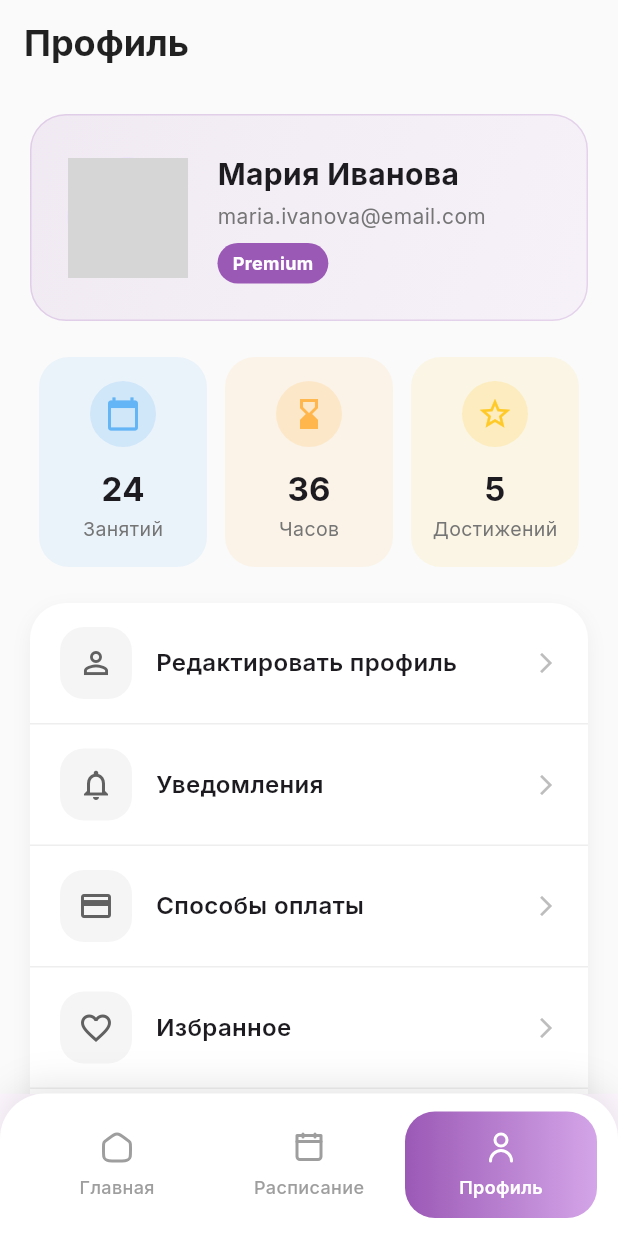
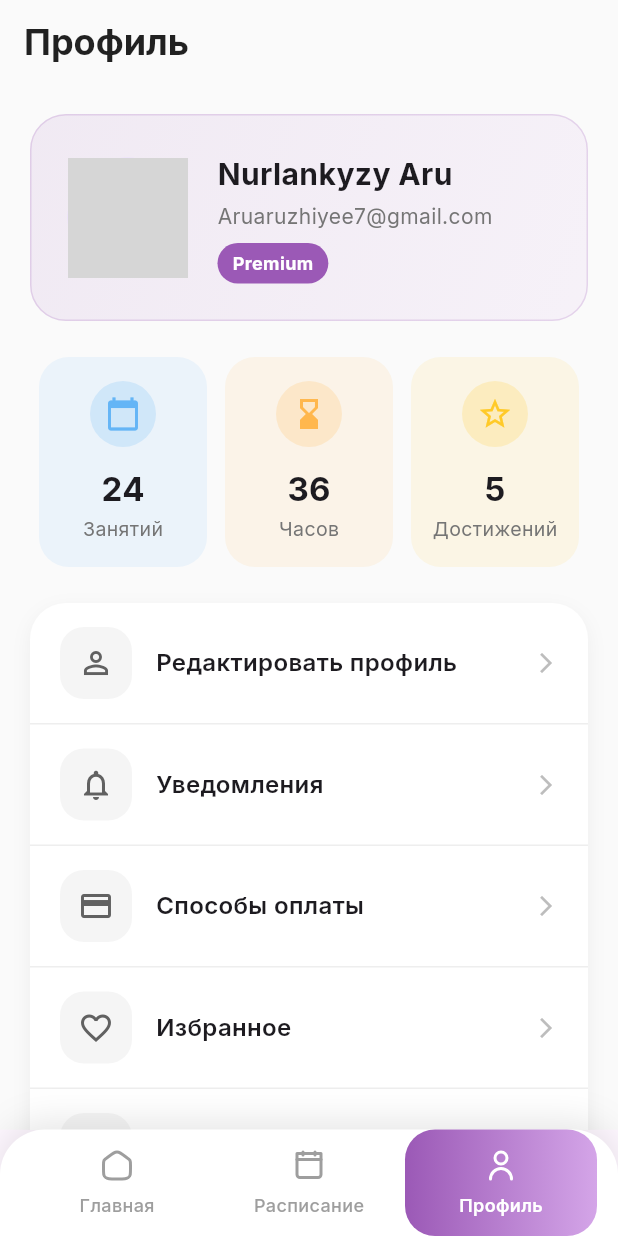
Before and after one commit to 111KartoFan111/aru_dance, a Flutter app: the HomeScreen screen opened directly, item 3 of the bottom bar chosen, on a phone screen of 412 x 824 dp. Run offline on Flutter 3.47's test engine with Material 3 defaults, Android fonts, the light colour scheme and no system bars; our stand-ins replace flutter_svg, google_fonts; network calls fail; grey boxes are pictures that could not be loaded.

Commit message:
В принципе все готово

```diff
--- a/lib/screens/edit_profile_screen.dart
+++ b/lib/screens/edit_profile_screen.dart
@@ -10,8 +10,8 @@ class EditProfileScreen extends StatefulWidget {
 
 class _EditProfileScreenState extends State<EditProfileScreen> {
   final _formKey = GlobalKey<FormState>();
-  final _nameController = TextEditingController(text: 'Мария Иванова');
-  final _emailController = TextEditingController(text: 'maria.ivanova@email.com');
+  final _nameController = TextEditingController(text: 'Nurlankyzy Aru');
+  final _emailController = TextEditingController(text: 'Aruaruzhiyee7@gmail.com');
 
   @override
   void dispose() {
--- a/lib/screens/profile_screen.dart
+++ b/lib/screens/profile_screen.dart
@@ -21,6 +21,7 @@ class ProfileScreen extends StatelessWidget {
             color: Colors.black87,
             fontWeight: FontWeight.bold,
             fontSize: 24,
+            height: 1.3,
           ),
         ),
         backgroundColor: Colors.transparent,
@@ -92,12 +93,12 @@ class ProfileScreen extends StatelessWidget {
               crossAxisAlignment: CrossAxisAlignment.start,
               children: [
                 const Text(
-                  'Мария Иванова',
+                  'Nurlankyzy Aru',
                   style: TextStyle(fontSize: 20, fontWeight: FontWeight.bold),
                 ),
                 const SizedBox(height: 4),
                 Text(
-                  'maria.ivanova@email.com',
+                  'Aruaruzhiyee7@gmail.com',
                   style: TextStyle(color: Colors.grey[600], fontSize: 14),
                 ),
                 const SizedBox(height: 8),
--- a/lib/widgets/bottom_nav.dart
+++ b/lib/widgets/bottom_nav.dart
@@ -30,7 +30,7 @@ class BottomNav extends StatelessWidget {
       ),
       child: SafeArea(
         child: Padding(
-          padding: const EdgeInsets.symmetric(horizontal: 14, vertical: 12),
+          padding: const EdgeInsets.symmetric(horizontal: 14, vertical: 0),
           child: Row(
             mainAxisAlignment: MainAxisAlignment.spaceAround,
             children: <Widget>[
```
Also changed, not shown: assets/images/apple.svg, assets/images/google.svg, assets/images/logo.svg, 16 other files.
